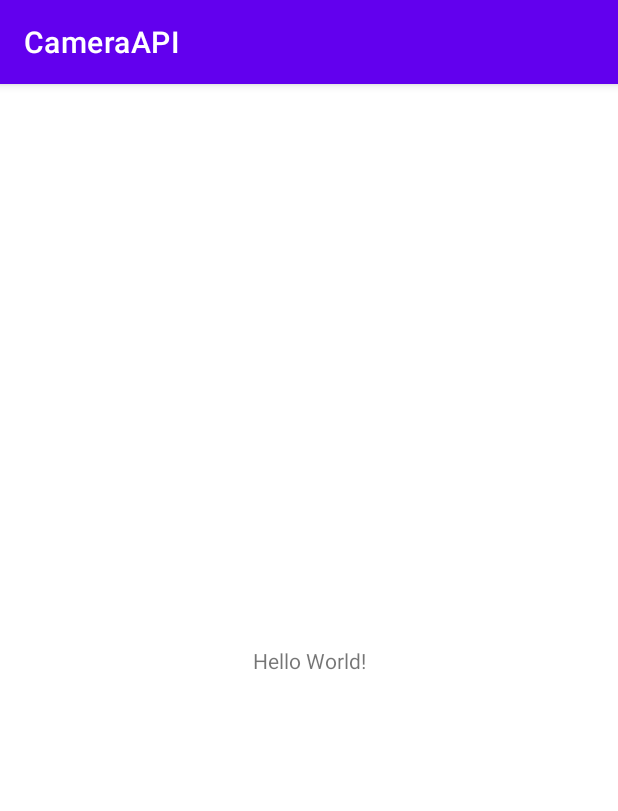
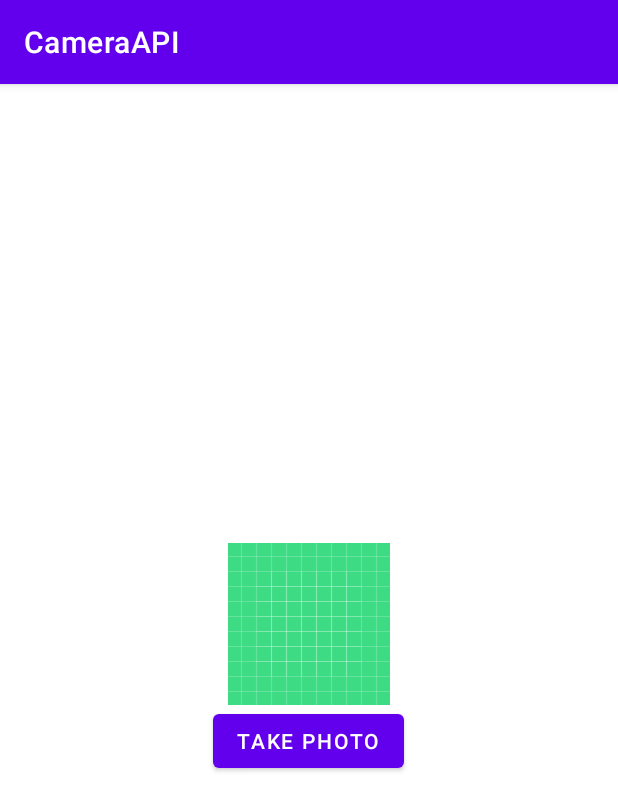
Before and after one commit to asteriskrin/CameraAPI, an Android app: the screen it shows after launch (MainActivity), on a phone screen of 412 x 824 dp. Shown: the top 811 px of the screen. Run offline under Robolectric (Android 15) with nearby library versions, the phone set to English and light mode, and no system bars.

Commit message:
Add take photo code

```diff
--- a/app/src/main/AndroidManifest.xml
+++ b/app/src/main/AndroidManifest.xml
@@ -1,7 +1,8 @@
 <?xml version="1.0" encoding="utf-8"?>
 <manifest xmlns:android="http://schemas.android.com/apk/res/android"
     package="com.example.cameraapi">
-
+    <uses-feature android:name="android.hardware.camera"
+        android:required="true" />
     <application
         android:allowBackup="true"
         android:icon="@mipmap/ic_launcher"
--- a/app/src/main/java/com/example/cameraapi/MainActivity.java
+++ b/app/src/main/java/com/example/cameraapi/MainActivity.java
@@ -1,14 +1,48 @@
 package com.example.cameraapi;
 
+import androidx.annotation.Nullable;
 import androidx.appcompat.app.AppCompatActivity;
 
+import android.content.ActivityNotFoundException;
+import android.content.Intent;
+import android.graphics.Bitmap;
 import android.os.Bundle;
+import android.provider.MediaStore;
+import android.view.View;
+import android.widget.Button;
+import android.widget.ImageView;
 
 public class MainActivity extends AppCompatActivity {
-
+    static final int REQUEST_IMAGE_CAPTURE = 1;
+    private ImageView ivPhoto;
     @Override
     protected void onCreate(Bundle savedInstanceState) {
         super.onCreate(savedInstanceState);
         setContentView(R.layout.activity_main);
+
+        Button btnTakePhoto = findViewById(R.id.btnTakePhoto);
+        btnTakePhoto.setOnClickListener(new View.OnClickListener() {
+            @Override
+            public void onClick(View view) {
+                Intent takePictureIntent = new Intent(MediaStore.ACTION_IMAGE_CAPTURE);
+                try {
+                    startActivityForResult(takePictureIntent, REQUEST_IMAGE_CAPTURE);
+                } catch (ActivityNotFoundException e) {
+                    // display error state
+                }
+            }
+        });
+
+        ivPhoto = findViewById(R.id.ivPhoto);
+    }
+
+    @Override
+    protected void onActivityResult(int requestCode, int resultCode, @Nullable Intent data) {
+        super.onActivityResult(requestCode, resultCode, data);
+        if (requestCode == REQUEST_IMAGE_CAPTURE && resultCode == RESULT_OK) {
+            Bundle extras = data.getExtras();
+            Bitmap imageBitmap = (Bitmap) extras.get("data");
+            ivPhoto.setImageBitmap(imageBitmap);
+        }
     }
 }
--- a/app/src/main/res/layout/activity_main.xml
+++ b/app/src/main/res/layout/activity_main.xml
@@ -1,18 +1,17 @@
 <?xml version="1.0" encoding="utf-8"?>
-<androidx.constraintlayout.widget.ConstraintLayout xmlns:android="http://schemas.android.com/apk/res/android"
-    xmlns:app="http://schemas.android.com/apk/res-auto"
-    xmlns:tools="http://schemas.android.com/tools"
+<LinearLayout xmlns:android="http://schemas.android.com/apk/res/android"
     android:layout_width="match_parent"
     android:layout_height="match_parent"
-    tools:context=".MainActivity">
-
-    <TextView
+    android:orientation="vertical"
+    android:gravity="center">
+    <ImageView
         android:layout_width="wrap_content"
         android:layout_height="wrap_content"
-        android:text="Hello World!"
-        app:layout_constraintBottom_toBottomOf="parent"
-        app:layout_constraintLeft_toLeftOf="parent"
-        app:layout_constraintRight_toRightOf="parent"
-        app:layout_constraintTop_toTopOf="parent" />
-
-</androidx.constraintlayout.widget.ConstraintLayout>
+        android:src="@drawable/ic_launcher_background"
+        android:id="@+id/ivPhoto" />
+    <Button
+        android:layout_width="wrap_content"
+        android:layout_height="wrap_content"
+        android:text="Take Photo"
+        android:id="@+id/btnTakePhoto" />
+</LinearLayout>
```
